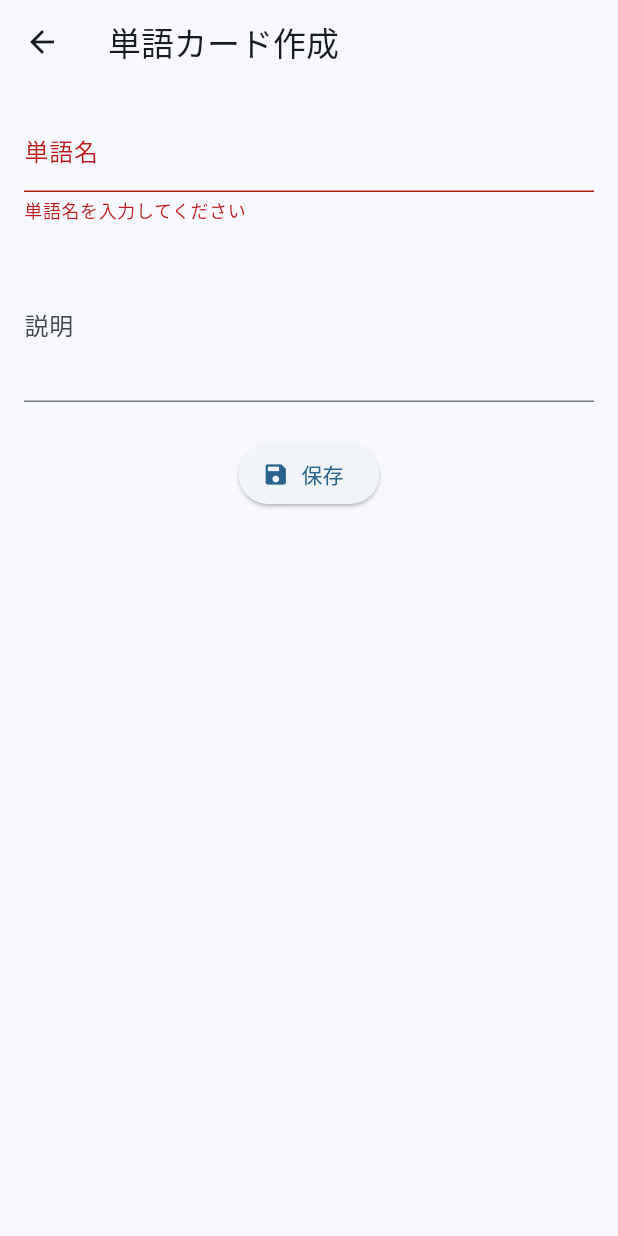
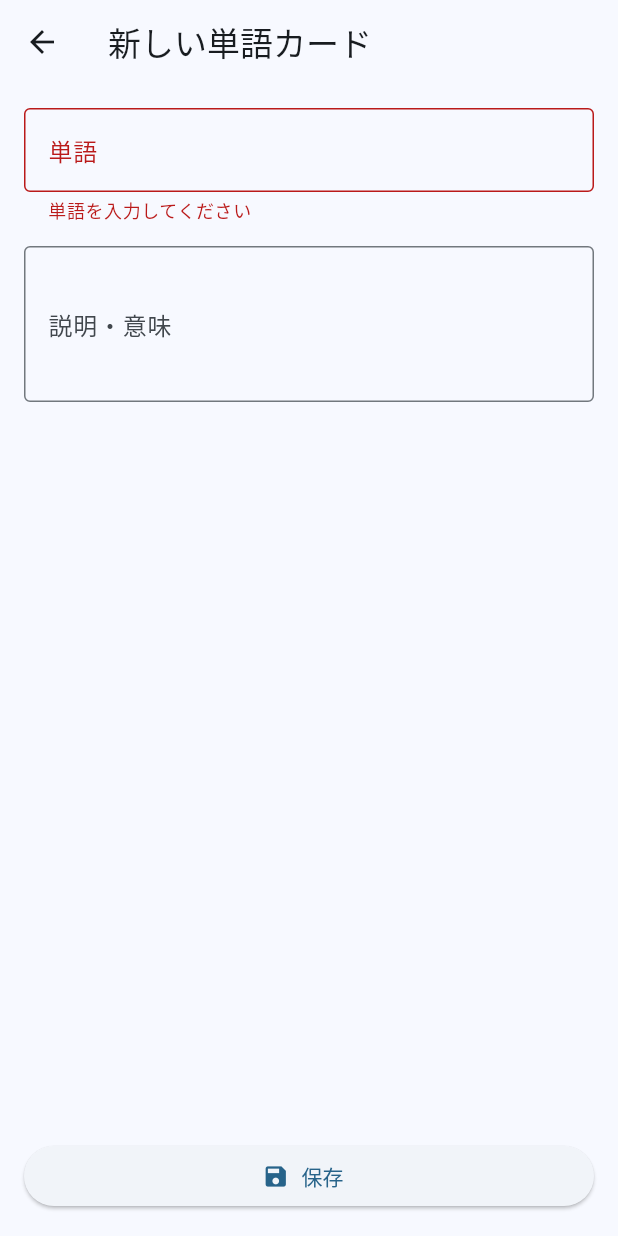
Before and after one commit to souma1024/original_dictionary_app, a Flutter app: the WordEditScreen screen opened directly, after a tap on "保存", on a phone screen of 412 x 824 dp. Run offline on Flutter 3.47's test engine with Material 3 defaults, Android fonts, the phone set to English and light mode, and no system bars; our stand-ins replace rxdart, sqflite; missing offline and left inert: jp_transliterate; accounts and stored records are empty; statements that could not run were skipped.

Commit message:
modify for merging

```diff
--- a/lib/main.dart
+++ b/lib/main.dart
@@ -3,12 +3,12 @@ import 'package:original_dict_app/screens/home/home_screen.dart';
 import 'package:original_dict_app/screens/quiz/quiz_screen.dart';
 import 'package:original_dict_app/screens/tags/tag_list_screen.dart';
 import 'package:original_dict_app/screens/wordlist/word_list_screen.dart';
-//import 'package:original_dict_app/data/app_database.dart';
+// import 'package:original_dict_app/data/app_database.dart';
 
 
 void main() async {
   WidgetsFlutterBinding.ensureInitialized(); // ← これ必須
-  //await AppDatabase.instance.resetForDev();      // ← DB初期化を待つ
+  // await AppDatabase.instance.resetForDev();      // ← DB初期化を待つ
   runApp(const MyApp());
 }
 
--- a/lib/screens/wordlist/word_edit_screen.dart
+++ b/lib/screens/wordlist/word_edit_screen.dart
@@ -1,5 +1,7 @@
 import 'package:flutter/material.dart';
-import 'package:flutter/services.dart';
+import 'package:original_dict_app/repository/card_repository.dart';
+import 'package:original_dict_app/models/card_entity.dart';
+import 'package:original_dict_app/utils/security/input_sanitizer.dart';
 
 class WordEditScreen extends StatefulWidget {
   const WordEditScreen({super.key});
@@ -12,6 +14,7 @@ class _WordEditScreenState extends State<WordEditScreen> {
   final _formKey = GlobalKey<FormState>();
   final _nameController = TextEditingController();
   final _introController = TextEditingController();
+  bool _isSaving = false;
 
   @override
   void dispose() {
@@ -20,20 +23,53 @@ class _WordEditScreenState extends State<WordEditScreen> {
     super.dispose();
   }
 
-  void _save() {
-    if (_formKey.currentState!.validate()) {
-      // TODO: DB保存処理（後で実装）
-      ScaffoldMessenger.of(context).showSnackBar(
-        const SnackBar(content: Text('保存しました')),
+  Future<void> _saveCard() async {
+    if (!_formKey.currentState!.validate()) return;
+
+    setState(() => _isSaving = true);
+
+    try {
+      // 入力値をサニタイズ
+      final name = sanitizeSimple(_nameController.text.trim());
+      final intro = sanitizeSimple(_introController.text.trim());
+
+      final newCard = CardEntity(
+        id: null, // DBが採番
+        name: name,
+        nameHira: '', // transliterate側で設定される
+        intro: intro,
+        introHira: '',
+        isFave: false,
+        createdAt: DateTime.now(),
+        updatedAt: DateTime.now(),
       );
       Navigator.pop(context);
+
+      await CardRepository.instance.insertCard(newCard);
+
+      if (mounted) {
+        ScaffoldMessenger.of(context).showSnackBar(
+          const SnackBar(content: Text('カードを保存しました')),
+        );
+        Navigator.pop(context, true); // true: 成功を呼び出し元へ返す
+      }
+    } catch (e) {
+      if (mounted) {
+        ScaffoldMessenger.of(context).showSnackBar(
+          SnackBar(content: Text('保存中にエラーが発生しました: $e')),
+        );
+      }
+    } finally {
+      if (mounted) setState(() => _isSaving = false);
     }
   }
 
   @override
   Widget build(BuildContext context) {
     return Scaffold(
-      appBar: AppBar(title: const Text('単語カード作成')),
+      appBar: AppBar(
+        title: const Text('新しい単語カード'),
+      ),
       body: Padding(
         padding: const EdgeInsets.all(16),
         child: Form(
@@ -42,26 +78,44 @@ class _WordEditScreenState extends State<WordEditScreen> {
             children: [
               TextFormField(
                 controller: _nameController,
-                decoration: const InputDecoration(labelText: '単語名'),
-                validator: (value) => value!.isEmpty ? '単語名を入力してください' : null,
-                inputFormatters: [
-                  FilteringTextInputFormatter.allow(RegExp(r'.*')), // 全角OK
-                ],
+                decoration: const InputDecoration(
+                  labelText: '単語',
+                  border: OutlineInputBorder(),
+                ),
+                validator: (value) {
+                  if (value == null || value.trim().isEmpty) {
+                    return '単語を入力してください';
+                  }
+                  return null;
+                },
               ),
               const SizedBox(height: 16),
               TextFormField(
                 controller: _introController,
-                decoration: const InputDecoration(labelText: '説明'),
-                maxLines: 3,
-                inputFormatters: [
-                  FilteringTextInputFormatter.allow(RegExp(r'.*')), // 全角OK
-                ],
+                decoration: const InputDecoration(
+                  labelText: '説明・意味',
+                  border: OutlineInputBorder(),
+                ),
+                minLines: 3,
+                maxLines: 9,
               ),
-              const SizedBox(height: 24),
-              ElevatedButton.icon(
-                onPressed: _save,
-                icon: const Icon(Icons.save),
-                label: const Text('保存'),
+              const Spacer(),
+              SizedBox(
+                width: double.infinity,
+                child: ElevatedButton.icon(
+                  icon: _isSaving
+                      ? const SizedBox(
+                    width: 18,
+                    height: 18,
+                    child: CircularProgressIndicator(
+                      color: Colors.white,
+                      strokeWidth: 2,
+                    ),
+                  )
+                      : const Icon(Icons.save),
+                  label: Text(_isSaving ? '保存中...' : '保存'),
+                  onPressed: _isSaving ? null : _saveCard,
+                ),
               ),
             ],
           ),
--- a/lib/utils/security/input_sanitizer.dart
+++ b/lib/utils/security/input_sanitizer.dart
@@ -52,3 +52,12 @@ String colExpr(String col, Iterable<String> rawTokens, {int maxTokens = 8}) {
   // 例: name:"東京"* "駅"*
   return toksSafe.map((t) => '$col:$t').join(' ');
 }
+
+String sanitizeSimple(String input) {
+  return input
+    .replaceAll("'", "’")
+    .replaceAll('"', '”')
+    .replaceAll(";", "；")
+    .replaceAll("--", "—")
+    .trim();
+}
```
